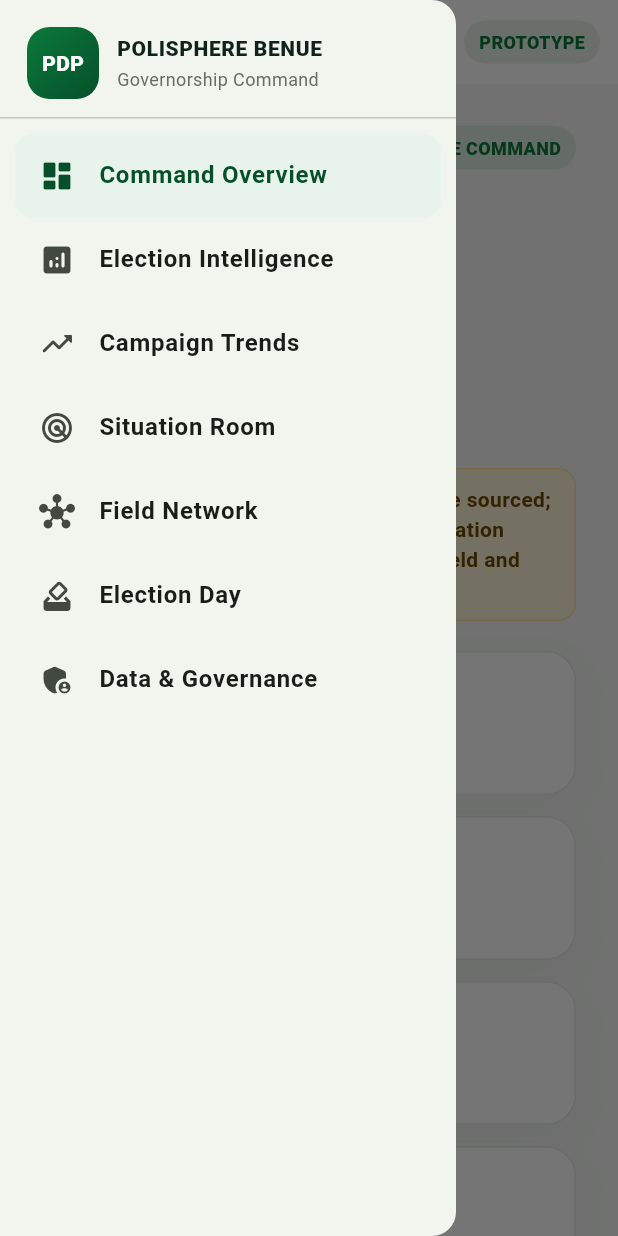
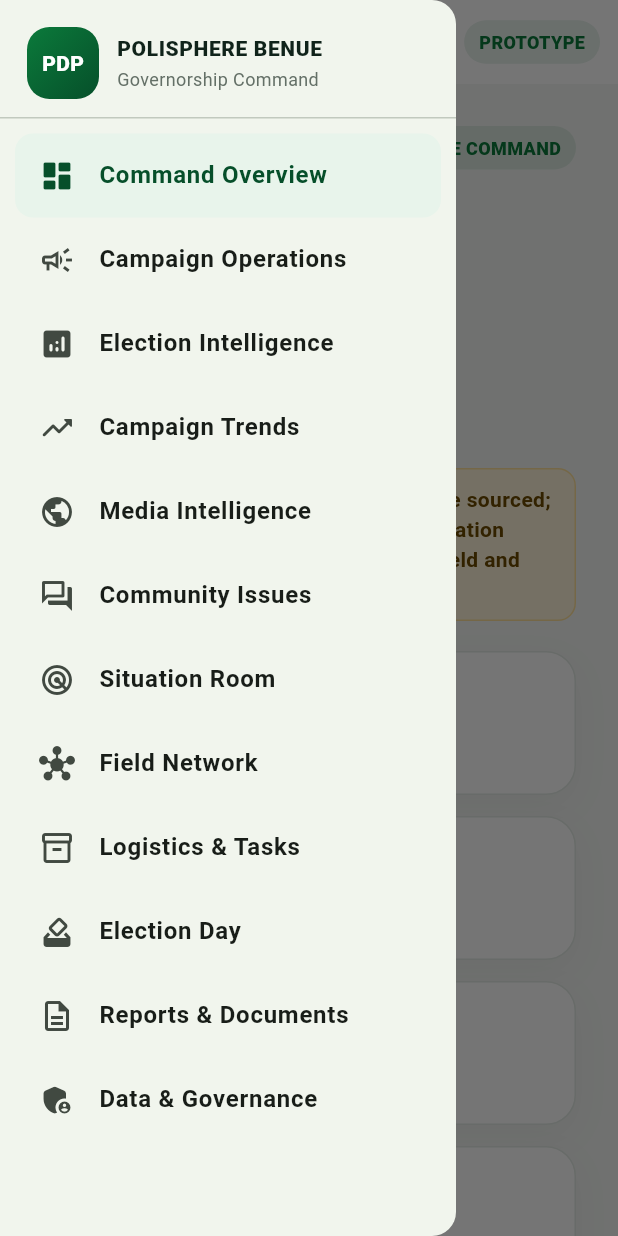
Before and after one commit to Bkzazzau1/benuestatepdp, a Flutter app: the screen it shows after launch, with the side drawer open, on a phone screen of 412 x 824 dp. Run offline on Flutter 3.47's test engine with Material 3 defaults, Android fonts, the phone set to English and light mode, and no system bars; Roboto replaces fonts that are missing (Arial).

Commit message:
Expand Benue statewide command navigation

```diff
--- a/lib/benue/benue_app.dart
+++ b/lib/benue/benue_app.dart
@@ -1,4 +1,5 @@
 import 'package:flutter/material.dart';
+import 'operations_pages.dart';
 import 'pages.dart';
 import 'widgets.dart';
 
@@ -47,21 +48,31 @@
 
   static const destinations = <_Destination>[
     _Destination('Command Overview', Icons.dashboard_rounded),
+    _Destination('Campaign Operations', Icons.campaign_outlined),
     _Destination('Election Intelligence', Icons.analytics_rounded),
     _Destination('Campaign Trends', Icons.trending_up_rounded),
+    _Destination('Media Intelligence', Icons.public_rounded),
+    _Destination('Community Issues', Icons.forum_outlined),
     _Destination('Situation Room', Icons.radar_rounded),
     _Destination('Field Network', Icons.hub_rounded),
+    _Destination('Logistics & Tasks', Icons.inventory_2_outlined),
     _Destination('Election Day', Icons.how_to_vote_rounded),
+    _Destination('Reports & Documents', Icons.description_outlined),
     _Destination('Data & Governance', Icons.admin_panel_settings_rounded),
   ];
 
   static const pages = <Widget>[
     OverviewPage(),
+    CampaignOperationsPage(),
     ElectionIntelligencePage(),
     CampaignTrendsPage(),
+    MediaIntelligencePage(),
+    CommunityIssuesPage(),
     SituationRoomPage(),
     FieldNetworkPage(),
+    LogisticsTasksPage(),
     ElectionDayPage(),
+    ReportsDocumentsPage(),
     DataGovernancePage(),
   ];
 
@@ -254,7 +265,8 @@
           Text('PoliSphere Benue',
               style: TextStyle(fontWeight: FontWeight.w900, color: ink)),
           SizedBox(width: 8),
-          Text('• PDP', style: TextStyle(color: pdpGreen, fontWeight: FontWeight.w800)),
+          Text('• PDP',
+              style: TextStyle(color: pdpGreen, fontWeight: FontWeight.w800)),
         ],
       );
 }
```
